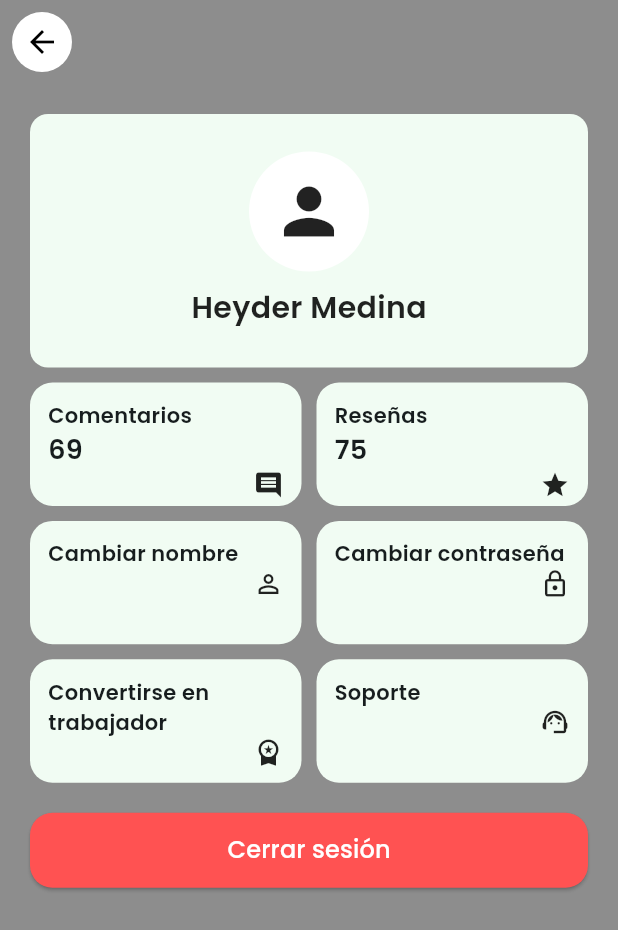
After one commit to spricew/Keidot-Project, a Flutter app: the ConfigScreen screen opened directly, on a phone screen of 412 x 824 dp. The commit adds this screen. Shown: the top 930 px of the screen. Run offline on Flutter 3.47's test engine with Material 3 defaults, Android fonts, the phone set to English and light mode, and no system bars; our stand-ins replace file_picker, flutter_secure_storage, get; accounts and stored records are empty.

Commit message:
implementacion de configuracion

```diff
--- a/Keidot-Project/lib/config/theme/app_theme.dart
+++ b/Keidot-Project/lib/config/theme/app_theme.dart
@@ -3,11 +3,13 @@ import 'package:flutter/material.dart';
 const Color greenHigh = Color(0xFF3BA670);
 const Color darkGreen = Color(0xFF12372A);
 const Color defaultWhite = Color(0xFFFFFFFF);
+const Color lightgreen = Color(0xFFF1FCF3);
 
 const List<Color> _colorThemes = [
   greenHigh,
   darkGreen,
   defaultWhite,
+  lightgreen,
   Colors.blue,
   Colors.teal,
   Colors.green,
--- a/Keidot-Project/lib/main.dart
+++ b/Keidot-Project/lib/main.dart
@@ -2,7 +2,7 @@ import 'package:flutter/material.dart';
 import 'package:get/get.dart';
 import 'package:test_app/Services/transaction/service_transaction_controller.dart';
 import 'package:test_app/config/theme/app_theme.dart';
-import 'package:test_app/presentation/screens/account_screen.dart';
+import 'package:test_app/presentation/screens/config_screen.dart';
 import 'package:test_app/presentation/screens/home_page.dart';
 import 'package:test_app/presentation/screens/login_screen.dart';
 
--- /dev/null
+++ b/Keidot-Project/lib/presentation/screens/config_screen.dart
@@ -0,0 +1,137 @@
+import 'package:flutter/material.dart';
+import 'package:test_app/config/theme/app_theme.dart';
+
+class ConfigScreen extends StatelessWidget {
+  const ConfigScreen({super.key});
+
+  @override
+  Widget build(BuildContext context) {
+    return Scaffold(
+      appBar: AppBar(
+        backgroundColor: Colors.transparent, // Color del navbar
+        elevation: 0, // Sin sombra
+        leading: Padding(
+          padding:
+              const EdgeInsets.all(8.0), // Espaciado para que no esté pegado
+          child: Container(
+            decoration: const BoxDecoration(
+              shape: BoxShape.circle, // Hace el fondo circular
+              color: Colors.white, // Fondo blanco
+            ),
+            child: IconButton(
+              icon: const Icon(Icons.arrow_back,
+                  color: Colors.black), // Icono negro
+              onPressed: () {
+                Navigator.pop(context); // Regresa a la pantalla anterior
+              },
+            ),
+          ),
+        ),
+      ),
+
+      backgroundColor: const Color.fromARGB(221, 123, 123, 123), // Fondo oscuro
+      body: SingleChildScrollView(
+        // Hace que todo sea scrolleable
+        child: Padding(
+          padding: const EdgeInsets.symmetric(vertical: 20, horizontal: 20),
+          child: Column(
+            children: [
+              // Contenedor de perfil con foto y nombre
+              Container(
+                width: double.infinity,
+                padding: const EdgeInsets.symmetric(vertical: 25),
+                decoration: BoxDecoration(
+                  color: lightgreen,
+                  borderRadius: BorderRadius.circular(12),
+                ),
+                child: const Column(
+                  mainAxisSize: MainAxisSize.min, // Se adapta al contenido
+                  children: [
+                    CircleAvatar(
+                      radius: 40,
+                      backgroundColor: Colors.white,
+                      child:
+                          Icon(Icons.person, size: 50, color: Colors.black87),
+                    ),
+                    SizedBox(height: 10),
+                    Text(
+                      "Heyder Medina",
+                      style: TextStyle(
+                        fontSize: 20,
+                        fontWeight: FontWeight.bold,
+                        color: Colors.black87,
+                      ),
+                    ),
+                  ],
+                ),
+              ),
+
+              const SizedBox(height: 10),
+
+              // Grid de opciones
+              GridView.count(
+                physics:
+                    const NeverScrollableScrollPhysics(), // Evita scroll independiente
+                shrinkWrap: true, // Se adapta al contenido
+                crossAxisCount: 2, // Número de columnas
+                crossAxisSpacing: 10, // Espaciado horizontal
+                mainAxisSpacing: 10, // Espaciado vertical
+                childAspectRatio: 2.2, // Relación de aspecto
+                children: [
+                  _buildGridItem("Comentarios", "69", Icons.comment),
+                  _buildGridItem("Reseñas", "75", Icons.star),
+                  _buildGridItem("Cambiar nombre", "", Icons.person_outline),
+                  _buildGridItem("Cambiar contraseña", "", Icons.lock_outline),
+                  _buildGridItem(
+                      "Convertirse en trabajador", "", Icons.workspace_premium),
+                  _buildGridItem("Soporte", "", Icons.support_agent),
+                ],
+              ),
+
+              const SizedBox(height: 20),
+
+              // Botón de cerrar sesión
+              ElevatedButton(
+                style: ElevatedButton.styleFrom(
+                  backgroundColor: Colors.redAccent,
+                  shape: RoundedRectangleBorder(
+                      borderRadius: BorderRadius.circular(15)),
+                  minimumSize: const Size(double.infinity, 50),
+                ),
+                onPressed: () {},
+                child: const Text("Cerrar sesión",
+                    style: TextStyle(fontSize: 16, color: Colors.white)),
+              ),
+            ],
+          ),
+        ),
+      ),
+    );
+  }
+
+  Widget _buildGridItem(String title, String value, IconData icon) {
+    return Container(
+      decoration: BoxDecoration(
+        color: lightgreen,
+        borderRadius: BorderRadius.circular(15),
+      ),
+      padding: const EdgeInsets.all(12),
+      child: Column(
+        crossAxisAlignment: CrossAxisAlignment.start,
+        children: [
+          Text(title,
+              style:
+                  const TextStyle(fontSize: 14, fontWeight: FontWeight.bold)),
+          if (value.isNotEmpty)
+            Text(value,
+                style:
+                    const TextStyle(fontSize: 18, fontWeight: FontWeight.bold)),
+          Align(
+            alignment: Alignment.bottomRight,
+            child: Icon(icon, size: 20),
+          ),
+        ],
+      ),
+    );
+  }
+}
--- a/Keidot-Project/lib/presentation/screens/notifications_screen.dart
+++ b/Keidot-Project/lib/presentation/screens/notifications_screen.dart
@@ -48,12 +48,6 @@ class _NotificationsScreenState extends State<NotificationsScreen> {
         ),
         backgroundColor: Colors.white,
         iconTheme: const IconThemeData(color: darkGreen),
-        leading: IconButton(
-          icon: const Icon(Icons.arrow_back),
-          onPressed: () {
-            Navigator.pop(context); // Navegar de vuelta
-          },
-        ),
       ),
       body: notifications.isEmpty
           ? const Center(
```
Also changed, not shown: Keidot-Project/lib/presentation/screens/account_screen.dart (deleted, +0 -23 lines), Keidot-Project/lib/presentation/screens/client_profile_screen.dart (added, +33 -0 lines), Keidot-Project/lib/presentation/screens/home_screen.dart (+27 -3 lines).
